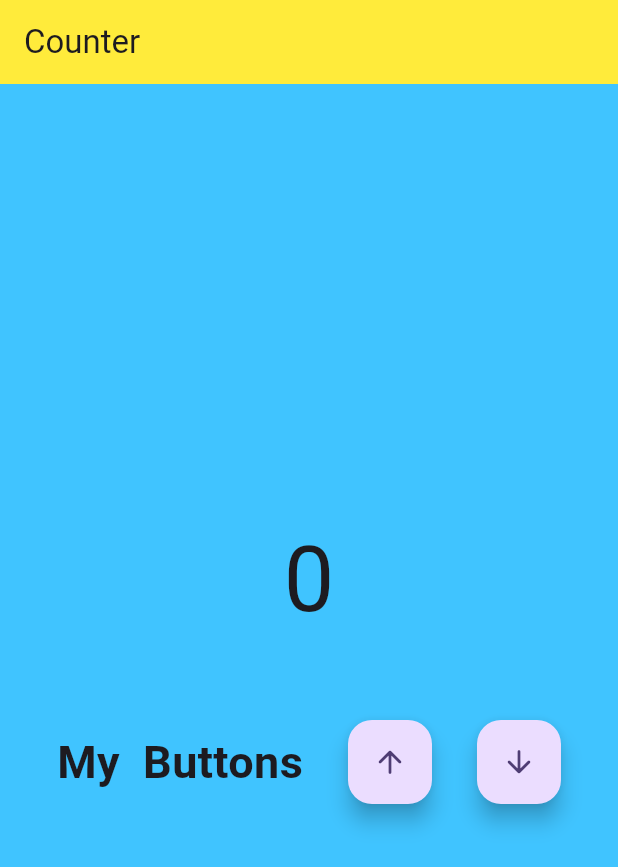
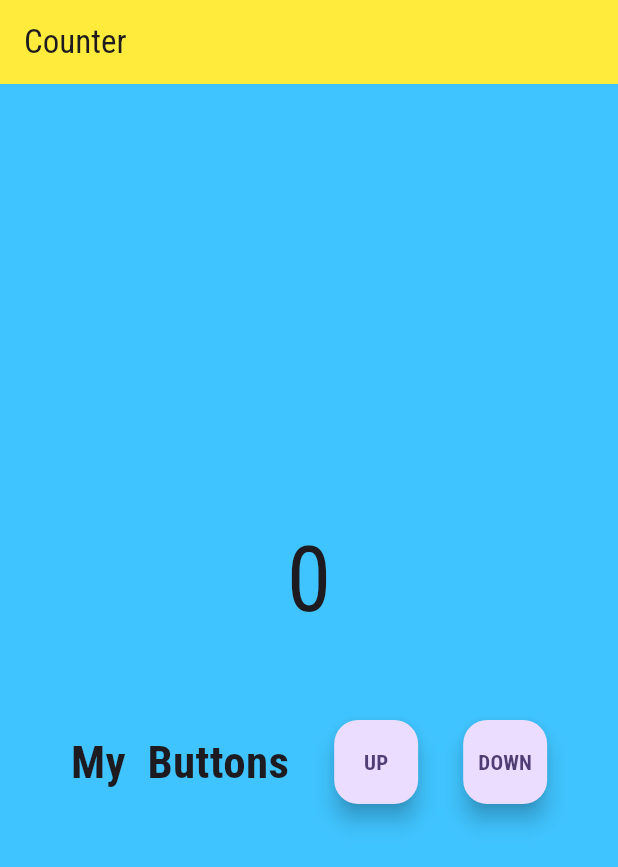
Before and after one commit to ashlin311/flutter_app_1, a Flutter app: the screen it shows after launch, on a phone screen of 412 x 824 dp. Shown: the top 867 px of the screen. Run offline on Flutter 3.47's test engine with Material 3 defaults, Android fonts, the phone set to English and light mode, and no system bars.

Commit message:
Made changes

```diff
--- a/lib/main.dart
+++ b/lib/main.dart
@@ -12,10 +12,9 @@ class MyApp extends StatelessWidget {
     return MaterialApp(
       title: 'Flutter Demo',
       theme: ThemeData(
-
+        fontFamily: 'RobotoCondensed',
         colorScheme: ColorScheme.fromSeed(seedColor: Colors.deepPurple),
         scaffoldBackgroundColor: Colors.lightBlueAccent,
-        fontFamily:'Roboto',
         useMaterial3: true,
       ),
       home: Homepage(),
@@ -51,7 +50,7 @@ class _MyWidgetState extends State<Homepage> {
             Row(
               mainAxisAlignment: MainAxisAlignment.center,
               children: [
-                Text("My  Buttons",style: TextStyle(fontSize: 30,fontWeight: FontWeight.bold,fontStyle: FontStyle.normal,fontFamily: 'Roboto'),),
+                Text("My  Buttons",style: TextStyle(fontSize: 30,fontWeight: FontWeight.bold,fontStyle: FontStyle.normal,fontFamily: 'RobotoCondensed'),),
                 SizedBox(width: 30),
                 FloatingActionButton(
                   onPressed: () {
@@ -59,16 +58,19 @@ class _MyWidgetState extends State<Homepage> {
                       count++;
                     });
                   },
-                  child: Icon(Icons.arrow_upward_rounded),
+                  child: Text('UP',style: TextStyle(fontWeight: FontWeight.bold)),
                 ),
                 SizedBox(width: 30),
                 FloatingActionButton(
                   onPressed: () {
                     setState((){
-                      count--;
+                      if (count>0){
+                        count--;
+                      }
+
                     });
                   },
-                  child: Icon(Icons.arrow_downward_rounded),
+                  child: Text("DOWN",style: TextStyle(fontWeight: FontWeight.bold),),
                 ),
               ],
             ),
```
Also changed, not shown: pubspec.yaml (+11 -9 lines), assets/fonts/RobotoCondensed-Black.ttf (added), assets/fonts/RobotoCondensed-BlackItalic.ttf (added), assets/fonts/RobotoCondensed-Bold.ttf (added), assets/fonts/RobotoCondensed-BoldItalic.ttf (added), assets/fonts/RobotoCondensed-ExtraBold.ttf (added), assets/fonts/RobotoCondensed-ExtraBoldItalic.ttf (added), assets/fonts/RobotoCondensed-ExtraLight.ttf (added), assets/fonts/RobotoCondensed-ExtraLightItalic.ttf (added), assets/fonts/RobotoCondensed-Italic.ttf (added), assets/fonts/RobotoCondensed-Light.ttf (added), assets/fonts/RobotoCondensed-LightItalic.ttf (added), assets/fonts/RobotoCondensed-Medium.ttf (added), assets/fonts/RobotoCondensed-MediumItalic.ttf (added), 5 more files.
